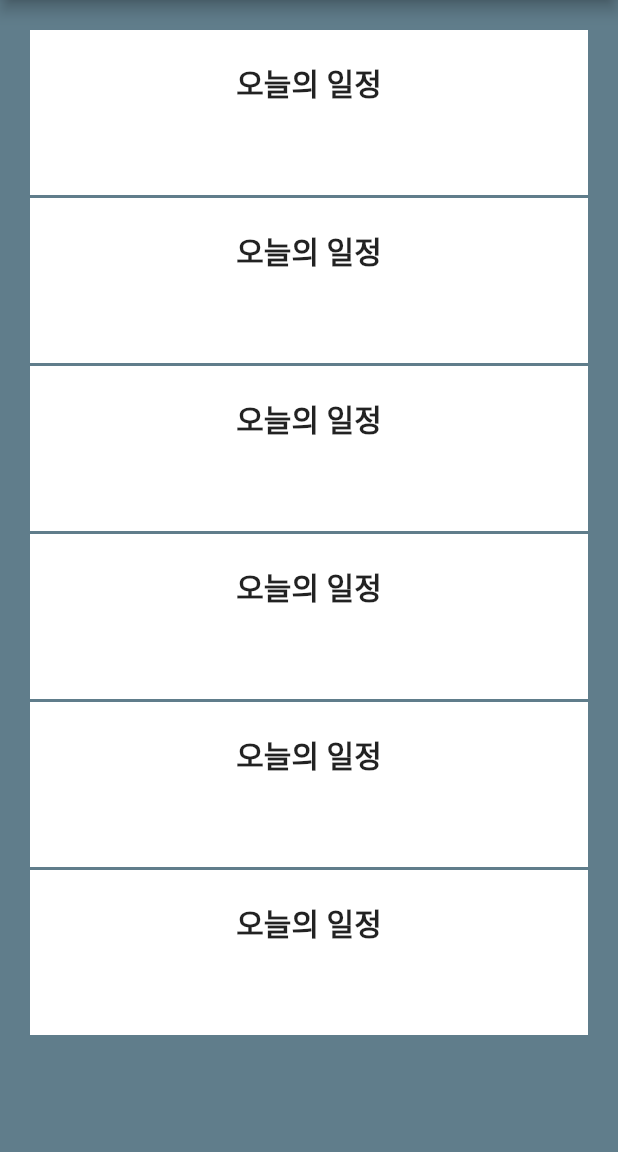
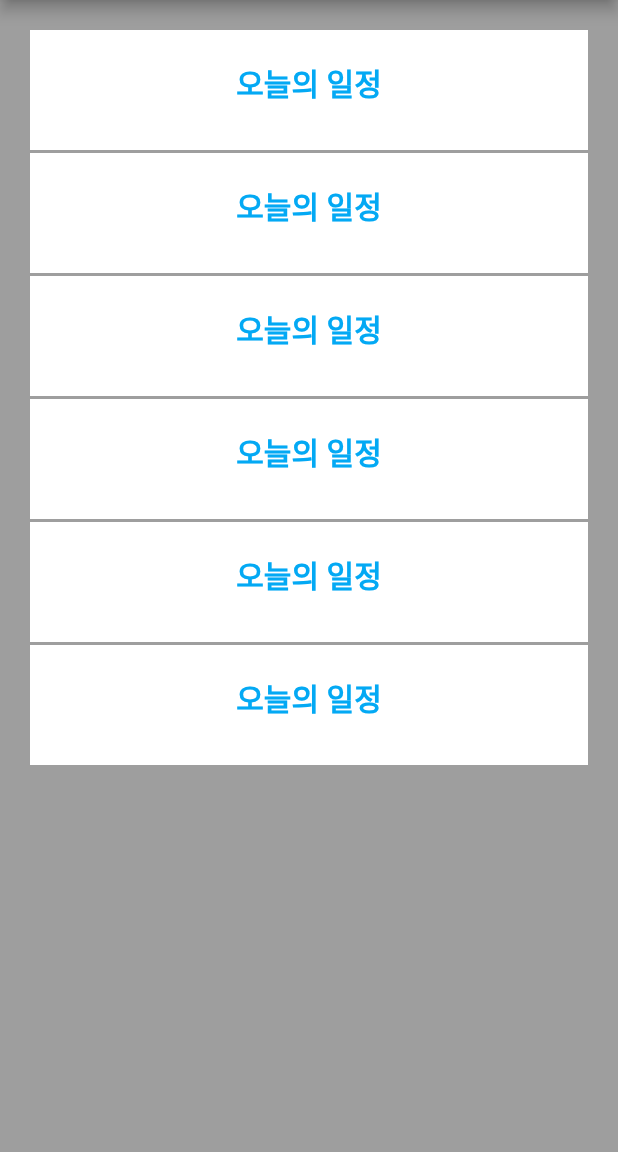
Before and after one commit to minhuits/flutter_tutorial, a Flutter app: the screen it shows after launch, on a phone screen of 412 x 824 dp, the part 84-1236 px from its top. Run offline on Flutter 3.47's test engine with Material 2 defaults, Android fonts, the phone set to English and light mode, and no system bars; missing offline and left inert: arrow_path.

Commit message:
arrow 예제 : Code Refactor2

```diff
--- a/lib/src/arrow/arrow2.dart
+++ b/lib/src/arrow/arrow2.dart
@@ -2,17 +2,25 @@ import 'package:arrow_path/arrow_path.dart';
 import 'package:flutter/material.dart';
 
 class ArrowPainter2 extends CustomPainter {
+  final Color? color;
+
+  ArrowPainter2({
+    this.color = Colors.blueAccent,
+  });
+
   @override
   void paint(Canvas canvas, Size size) {
     // The arrows usually looks better with rounded caps.
     Paint paint = Paint()
-      ..color = Colors.black
+      ..color = color!
       ..style = PaintingStyle.stroke
       ..strokeCap = StrokeCap.round
       ..strokeJoin = StrokeJoin.round
-      ..strokeWidth = 3.0;
+      ..strokeWidth = 2.4;
 
-    canvas.drawPath(arrowPathPaint(size.width, size.height), paint);
+    Path arrowPaint = arrowPathPaint(size.width, size.height);
+
+    canvas.drawPath(arrowPaint, paint);
   }
 
   Path arrowPathPaint(double x, double y) {
--- a/lib/src/arrow/arrow_home.dart
+++ b/lib/src/arrow/arrow_home.dart
@@ -23,7 +23,7 @@ class _ArrowHomeState extends State<ArrowHome> {
   @override
   Widget build(BuildContext context) {
     return Scaffold(
-      backgroundColor: Colors.blueGrey,
+      backgroundColor: Colors.grey,
       appBar: AppBar(title: const Text('Arrow Path Example')),
       body: Center(
         child: Padding(
@@ -36,10 +36,10 @@ class _ArrowHomeState extends State<ArrowHome> {
               return Container(
                 padding: const EdgeInsets.only(top: 20),
                 color: Colors.white,
-                width: double.maxFinite,
-                height: 110,
+                width: double.infinity,
+                height: 80,
                 child: CustomPaint(
-                  foregroundPainter: ArrowPainter2(),
+                  foregroundPainter: ArrowPainter2(color: Colors.blueAccent),
                   child: const Align(
                     alignment: Alignment.topCenter,
                     child: Text(
@@ -47,6 +47,7 @@ class _ArrowHomeState extends State<ArrowHome> {
                       style: TextStyle(
                         fontSize: 20,
                         fontWeight: FontWeight.bold,
+                        color: Colors.lightBlue,
                       ),
                     ),
                   ),
```
